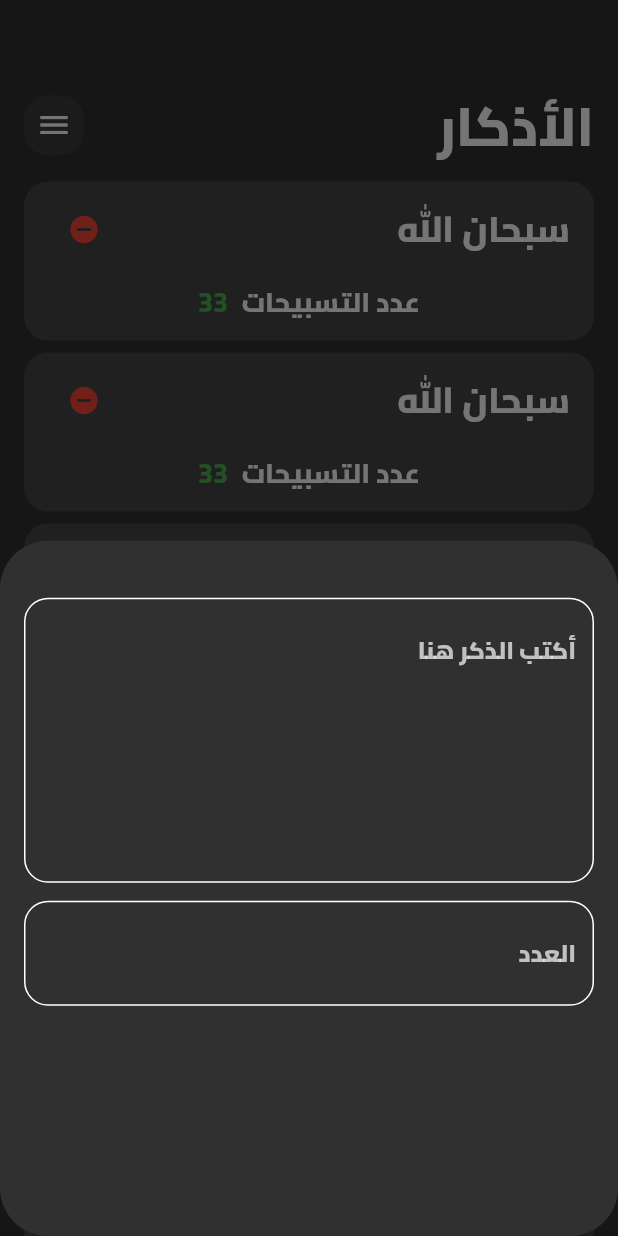
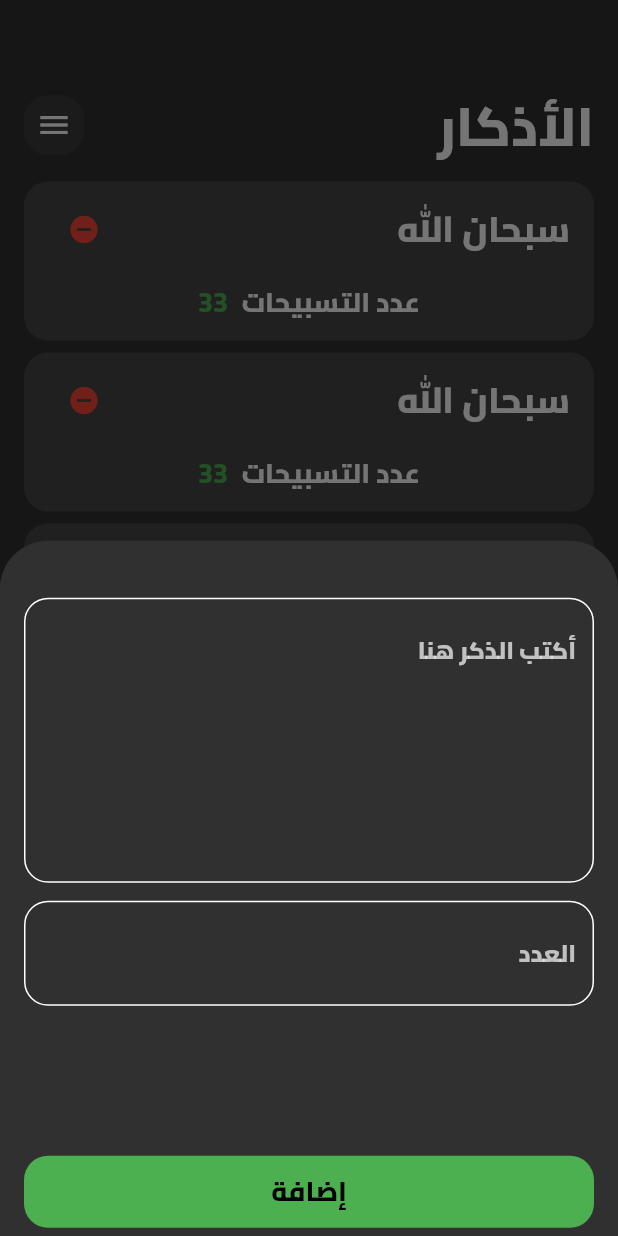
Before and after one commit to ismail-ghanem/azkar_app, a Flutter app: the screen it shows after launch, after a tap on the "add" icon, on a phone screen of 412 x 824 dp. Run offline on Flutter 3.47's test engine with Material 2 defaults, Android fonts, the phone set to English and light mode, and no system bars.

Commit message:
finish bottom sheet

```diff
--- a/lib/views/azkar_view.dart
+++ b/lib/views/azkar_view.dart
@@ -12,8 +12,12 @@ class AzkarView extends StatelessWidget {
       floatingActionButton: FloatingActionButton(
         onPressed: () {
           showModalBottomSheet(
-              shape: RoundedRectangleBorder(
-                  borderRadius: BorderRadius.circular(32)),
+              shape: const RoundedRectangleBorder(
+                borderRadius: BorderRadius.only(
+                  topRight: Radius.circular(32),
+                  topLeft: Radius.circular(32),
+                ),
+              ),
               context: context,
               builder: (context) {
                 return const AddButtonAction();
--- a/lib/widgets/add_button_action.dart
+++ b/lib/widgets/add_button_action.dart
@@ -1,3 +1,4 @@
+import '../widgets/custom_button.dart';
 import '../widgets/custom_text_field.dart';
 import 'package:flutter/material.dart';
 
@@ -8,6 +9,7 @@ class AddButtonAction extends StatelessWidget {
   Widget build(BuildContext context) {
     return const Padding(
       padding: EdgeInsets.symmetric(horizontal: 16),
+      child: SingleChildScrollView(
         child: Column(
           children: [
             SizedBox(
@@ -23,7 +25,11 @@ class AddButtonAction extends StatelessWidget {
             CustomTextField(
               hint: 'العدد',
             ),
+            SizedBox(height: 100),
+            CustomButton(),
+            SizedBox(height: 16),
           ],
+        ),
       ),
     );
   }
--- /dev/null
+++ b/lib/widgets/custom_button.dart
@@ -0,0 +1,21 @@
+import 'package:flutter/material.dart';
+
+class CustomButton extends StatelessWidget {
+  const CustomButton({super.key});
+
+  @override
+  Widget build(BuildContext context) {
+    return Container(
+      width: MediaQuery.of(context).size.width,
+      height: 48,
+      decoration: BoxDecoration(
+          borderRadius: BorderRadius.circular(16), color: Colors.green),
+      child: const Center(
+        child: Text(
+          'إضافة',
+          style: TextStyle(color: Colors.black, fontSize: 18),
+        ),
+      ),
+    );
+  }
+}
```
Lines whose indentation alone changed are shown as unchanged.
